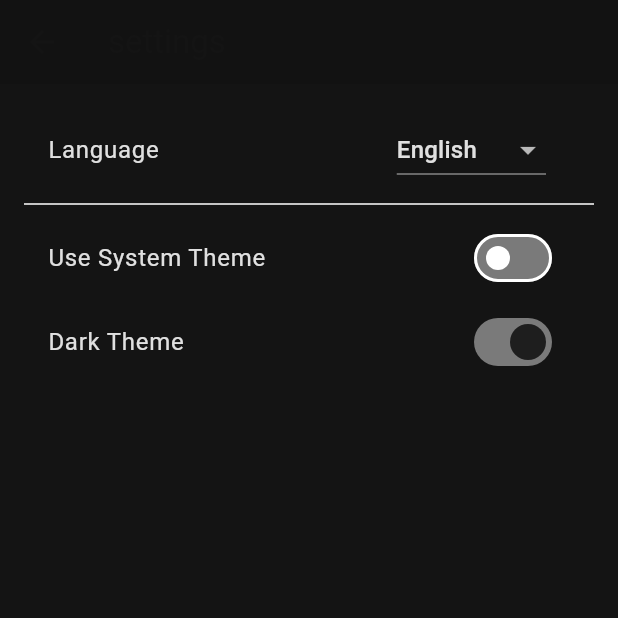
After one commit to GabbenPapa/Flutter_food-delivery-app, a Flutter app: the Settings screen opened by its route, after a tap on "Dark Theme", on a phone screen of 412 x 824 dp, the top half of it. The commit adds this screen. Run offline on Flutter 3.47's test engine with Material 3 defaults, Android fonts, the phone set to English and light mode, and no system bars.

Commit message:
Add home and setting screen

```diff
--- a/lib/main.dart
+++ b/lib/main.dart
@@ -2,7 +2,9 @@ import 'package:flutter/material.dart';
 import 'package:food_delivery/pages/login_screen.dart';
 import 'package:provider/provider.dart';
 
+import 'pages/home_screen.dart';
 import 'pages/register_screen.dart';
+import 'pages/settings_screen.dart';
 import 'themes/theme_provider.dart';
 
 void main() {
@@ -22,10 +24,12 @@ class MyApp extends StatelessWidget {
     return MaterialApp(
       debugShowCheckedModeBanner: false,
       theme: Provider.of<ThemeProvider>(context).themeData,
-      home: LoginScreen(),
+      home: HomeScreen(),
       routes: {
+        HomeScreen.routeName: (ctx) => const HomeScreen(),
         LoginScreen.routeName: (ctx) => LoginScreen(),
         RegisterScreen.routeName: (ctx) => RegisterScreen(),
+        Settings.routeName: (ctx) => Settings(),
       },
     );
   }
--- /dev/null
+++ b/lib/pages/home_screen.dart
@@ -0,0 +1,18 @@
+import 'package:flutter/material.dart';
+
+import '../comonents/drawer.dart';
+
+class HomeScreen extends StatelessWidget {
+  static const routeName = '/home_screen';
+  const HomeScreen({super.key});
+
+  @override
+  Widget build(BuildContext context) {
+    return Scaffold(
+      appBar: AppBar(
+        title: Text('Home'),
+      ),
+      drawer: HomeDrawer(),
+    );
+  }
+}
--- /dev/null
+++ b/lib/pages/settings_screen.dart
@@ -0,0 +1,192 @@
+import 'package:flutter/material.dart';
+import 'package:provider/provider.dart';
+
+import '../themes/theme_provider.dart';
+// import 'package:provider/provider.dart';
+
+class Settings extends StatefulWidget {
+  static const routeName = '/settings';
+
+  const Settings({super.key});
+
+  @override
+  State<Settings> createState() => _SettingsState();
+}
+
+class _SettingsState extends State<Settings> {
+  late String _selectedLanguage = 'English';
+  final Map<String, String> languageMap = {
+    'English': 'en',
+    'Hungarian': 'hu',
+  };
+
+  void setSelectedLanguage(String language) {
+    setState(() {
+      _selectedLanguage = language;
+    });
+  }
+
+  @override
+  void didChangeDependencies() {
+    super.didChangeDependencies();
+    // final languageProvider =
+    //     Provider.of<LanguageProvider>(context, listen: false);
+    // setSelectedLanguage(
+    //   languageMap.entries
+    //       .firstWhere(
+    //           (entry) => entry.value == languageProvider.currentLanguage)
+    //       .key,
+    // );
+  }
+
+  Future<void> _resetIntro() async {
+    // await IntroProvider.resetIntroCompleted();
+  }
+
+  Future<void> _resetLanguage() async {
+    // final languageProvider =
+    //     Provider.of<LanguageProvider>(context, listen: false);
+
+    // const defaultLanguageCode = 'en';
+    // await languageProvider.setLanguage(defaultLanguageCode);
+
+    // if (!mounted) return;
+
+    // setSelectedLanguage(
+    //   languageMap.entries
+    //       .firstWhere((entry) => entry.value == defaultLanguageCode)
+    //       .key,
+    // );
+  }
+
+  Future<void> _resetTheme() async {
+    // final themeProvider = Provider.of<ThemeProvider>(context, listen: false);
+    // await themeProvider.resetSettings();
+  }
+
+  @override
+  Widget build(BuildContext context) {
+    // final themeProvider = Provider.of<ThemeProvider>(context);
+    // final theme = Theme.of(context);
+    // final customTheme = theme.extension<CustomThemeExtension>();
+
+    return Scaffold(
+      backgroundColor: Theme.of(context).colorScheme.onSurface,
+      // appBar: AppBar(title: Text(AppLocalizations.of(context)!.settings)),
+      appBar: AppBar(title: Text('settings')),
+      body: Stack(
+        children: [
+          Padding(
+            padding: const EdgeInsets.all(16.0),
+            child: Column(
+              crossAxisAlignment: CrossAxisAlignment.start,
+              children: [
+                // Language Dropdown
+                ListTile(
+                  // title: Text(AppLocalizations.of(context)!.language),
+                  title: Text(
+                    'Language',
+                    style: TextStyle(
+                      color: Theme.of(context).colorScheme.inversePrimary,
+                    ),
+                  ),
+                  trailing: Container(
+                    padding: EdgeInsets.symmetric(horizontal: 8),
+                    decoration: BoxDecoration(
+                      color: Theme.of(context).colorScheme.onSurface,
+                      borderRadius: BorderRadius.circular(20),
+                    ),
+                    child: DropdownButton<String>(
+                      value: _selectedLanguage,
+                      dropdownColor: Theme.of(context).colorScheme.onSurface,
+                      items: languageMap.keys
+                          .map((lang) => DropdownMenuItem(
+                                value: lang,
+                                child: Text(lang,
+                                    style: TextStyle(
+                                        color: Theme.of(context)
+                                            .colorScheme
+                                            .inversePrimary)),
+                              ))
+                          .toList(),
+                      onChanged: (newLang) {
+                        if (newLang == null) return;
+                        setSelectedLanguage(newLang);
+                      },
+                    ),
+                  ),
+                ),
+                const Divider(),
+
+                // Use System Theme Toggle
+                SwitchListTile(
+                  // title: Text(AppLocalizations.of(context)!.useSystemTheme),
+                  title: Text(
+                    'Use System Theme',
+                    style: TextStyle(
+                      color: Theme.of(context).colorScheme.inversePrimary,
+                    ),
+                  ),
+                  // value: themeProvider.useSystemTheme,
+                  value: false,
+                  onChanged: (value) async {
+                    // await themeProvider.setUseSystemTheme(value);
+                  },
+                  activeColor: Theme.of(context).colorScheme.primary,
+                  activeTrackColor: Theme.of(context).colorScheme.secondary,
+                  inactiveTrackColor: Theme.of(context).colorScheme.secondary,
+                ),
+
+                // Dark Theme Toggle
+                SwitchListTile(
+                  // title: Text(AppLocalizations.of(context)!.darkTheme),
+                  title: Text(
+                    'Dark Theme',
+                    style: TextStyle(
+                      color: Theme.of(context).colorScheme.inversePrimary,
+                    ),
+                  ),
+                  tileColor: Theme.of(context).colorScheme.onSurface,
+                  value: Provider.of<ThemeProvider>(context).isDarkMode,
+                  onChanged: (value) =>
+                      Provider.of<ThemeProvider>(context, listen: false)
+                          .toggleTheme(),
+
+                  activeColor: Theme.of(context).colorScheme.primary,
+                  activeTrackColor: Theme.of(context).colorScheme.secondary,
+                  inactiveTrackColor: Theme.of(context).colorScheme.secondary,
+                ),
+
+                const Spacer(),
+
+                // SizedBox(
+                //   width: double.infinity,
+                //   height: 80,
+                //   child: ElevatedButton(
+                //     onPressed: () => {
+                //       _resetIntro(),
+                //       _resetLanguage(),
+                //       _resetTheme(),
+                //       Navigator.of(context)
+                //           .pushReplacementNamed(LauncherScreen.routeName)
+                //     },
+                //     style: ElevatedButton.styleFrom(
+                //       backgroundColor: Colors.red,
+                //     ),
+                //     child: Text(
+                //       AppLocalizations.of(context)!.factoryReset,
+                //       style: const TextStyle(
+                //         color: Colors.white,
+                //         fontSize: 25,
+                //       ),
+                //     ),
+                //   ),
+                // ),
+              ],
+            ),
+          ),
+        ],
+      ),
+    );
+  }
+}
--- a/lib/themes/theme_provider.dart
+++ b/lib/themes/theme_provider.dart
@@ -15,6 +15,7 @@ class ThemeProvider with ChangeNotifier {
   }
 
   void toggleTheme() {
-    _themeData = isDarkMode ? darkTheme : lightTheme;
+    _themeData = isDarkMode ? lightTheme : darkTheme;
+    notifyListeners();
   }
 }
```
Also changed, not shown: lib/comonents/drawer.dart (added, +80 -0 lines).
